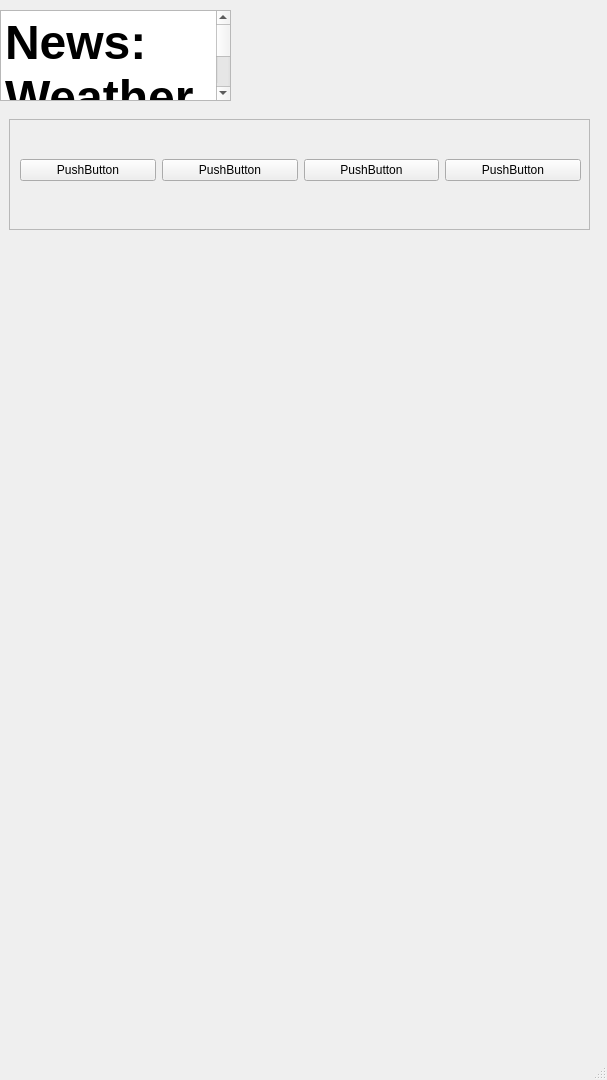
SatvirUppal/4474-Proto-New, file news.ui: the form before one commit.
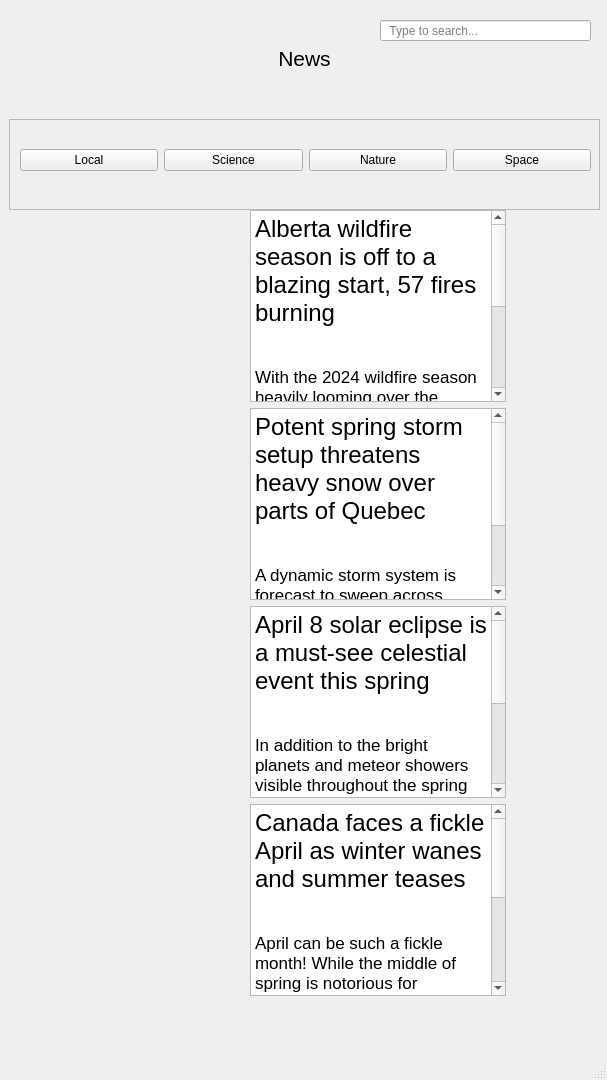
The form after the commit. Icons and pictures are not drawn.

Diff of the .ui file:
```diff
--- a/news.ui
+++ b/news.ui
@@ -26,33 +26,13 @@
    <string>MainWindow</string>
   </property>
   <widget class="QWidget" name="centralwidget">
-   <widget class="QTextEdit" name="textEdit">
-    <property name="geometry">
-     <rect>
-      <x>0</x>
-      <y>10</y>
-      <width>231</width>
-      <height>91</height>
-     </rect>
-    </property>
-    <property name="html">
-     <string>&lt;!DOCTYPE HTML PUBLIC &quot;-//W3C//DTD HTML 4.0//EN&quot; &quot;http://www.w3.org/TR/REC-html40/strict.dtd&quot;&gt;
-&lt;html&gt;&lt;head&gt;&lt;meta name=&quot;qrichtext&quot; content=&quot;1&quot; /&gt;&lt;meta charset=&quot;utf-8&quot; /&gt;&lt;style type=&quot;text/css&quot;&gt;
-p, li { white-space: pre-wrap; }
-hr { height: 1px; border-width: 0; }
-li.unchecked::marker { content: &quot;\2610&quot;; }
-li.checked::marker { content: &quot;\2612&quot;; }
-&lt;/style&gt;&lt;/head&gt;&lt;body style=&quot; font-family:'.AppleSystemUIFont'; font-size:13pt; font-weight:400; font-style:normal;&quot;&gt;
-&lt;p style=&quot; margin-top:0px; margin-bottom:0px; margin-left:0px; margin-right:0px; -qt-block-indent:0; text-indent:0px;&quot;&gt;&lt;span style=&quot; font-size:36pt; font-weight:700;&quot;&gt;News: &lt;br /&gt;Weather Inc.&lt;/span&gt;&lt;/p&gt;&lt;/body&gt;&lt;/html&gt;</string>
-    </property>
-   </widget>
    <widget class="QScrollArea" name="scrollArea">
     <property name="geometry">
      <rect>
       <x>9</x>
       <y>119</y>
-      <width>581</width>
-      <height>111</height>
+      <width>591</width>
+      <height>91</height>
      </rect>
     </property>
     <property name="widgetResizable">
@@ -63,24 +43,24 @@
       <rect>
        <x>0</x>
        <y>0</y>
-       <width>579</width>
-       <height>109</height>
+       <width>589</width>
+       <height>89</height>
       </rect>
      </property>
-     <widget class="QWidget" name="">
+     <widget class="QWidget" name="layoutWidget">
       <property name="geometry">
        <rect>
         <x>10</x>
         <y>0</y>
-        <width>561</width>
-        <height>101</height>
+        <width>571</width>
+        <height>81</height>
        </rect>
       </property>
       <layout class="QGridLayout" name="gridLayout">
        <item row="0" column="2">
         <widget class="QPushButton" name="pushButton_3">
          <property name="text">
-          <string>PushButton</string>
+          <string>Nature</string>
          </property>
         </widget>
        </item>
@@ -93,21 +73,21 @@
           </sizepolicy>
          </property>
          <property name="text">
-          <string>PushButton</string>
+          <string>Local</string>
          </property>
         </widget>
        </item>
        <item row="0" column="3">
         <widget class="QPushButton" name="pushButton_4">
          <property name="text">
-          <string>PushButton</string>
+          <string>Space</string>
          </property>
         </widget>
        </item>
        <item row="0" column="1">
         <widget class="QPushButton" name="pushButton_2">
          <property name="text">
-          <string>PushButton</string>
+          <string>Science</string>
          </property>
         </widget>
        </item>
@@ -115,6 +95,191 @@
      </widget>
     </widget>
    </widget>
+   <widget class="QLabel" name="labelTitle">
+    <property name="geometry">
+     <rect>
+      <x>90</x>
+      <y>40</y>
+      <width>429</width>
+      <height>36</height>
+     </rect>
+    </property>
+    <property name="font">
+     <font>
+      <pointsize>16</pointsize>
+      <bold>false</bold>
+     </font>
+    </property>
+    <property name="text">
+     <string>News</string>
+    </property>
+    <property name="alignment">
+     <set>Qt::AlignCenter</set>
+    </property>
+   </widget>
+   <widget class="QLineEdit" name="searchLineCurr">
+    <property name="geometry">
+     <rect>
+      <x>380</x>
+      <y>20</y>
+      <width>211</width>
+      <height>21</height>
+     </rect>
+    </property>
+    <property name="text">
+     <string/>
+    </property>
+    <property name="placeholderText">
+     <string>  Type to search...</string>
+    </property>
+   </widget>
+   <widget class="QWidget" name="gridLayoutWidget">
+    <property name="geometry">
+     <rect>
+      <x>250</x>
+      <y>210</y>
+      <width>351</width>
+      <height>801</height>
+     </rect>
+    </property>
+    <layout class="QGridLayout" name="gridLayout_2">
+     <property name="sizeConstraint">
+      <enum>QLayout::SetFixedSize</enum>
+     </property>
+     <item row="2" column="0">
+      <widget class="QTextEdit" name="textEdit_3">
+       <property name="html">
+        <string>&lt;!DOCTYPE HTML PUBLIC &quot;-//W3C//DTD HTML 4.0//EN&quot; &quot;http://www.w3.org/TR/REC-html40/strict.dtd&quot;&gt;
+&lt;html&gt;&lt;head&gt;&lt;meta name=&quot;qrichtext&quot; content=&quot;1&quot; /&gt;&lt;meta charset=&quot;utf-8&quot; /&gt;&lt;style type=&quot;text/css&quot;&gt;
+p, li { white-space: pre-wrap; }
+hr { height: 1px; border-width: 0; }
+&lt;/style&gt;&lt;/head&gt;&lt;body style=&quot; font-family:'.AppleSystemUIFont'; font-size:13pt; font-weight:400; font-style:normal;&quot;&gt;
+&lt;p style=&quot; margin-top:0px; margin-bottom:0px; margin-left:0px; margin-right:0px; -qt-block-indent:0; text-indent:0px;&quot;&gt;&lt;span style=&quot; font-family:'Helvetica Neue'; font-size:18pt;&quot;&gt;April 8 solar eclipse is a must-see celestial event this spring&lt;/span&gt;&lt;span style=&quot; font-family:'Helvetica Neue';&quot;&gt;&lt;br /&gt;&lt;/span&gt;&lt;/p&gt;
+&lt;p style=&quot;-qt-paragraph-type:empty; margin-top:0px; margin-bottom:0px; margin-left:0px; margin-right:0px; -qt-block-indent:0; text-indent:0px; font-family:'Helvetica Neue';&quot;&gt;&lt;br /&gt;&lt;/p&gt;
+&lt;p style=&quot; margin-top:0px; margin-bottom:0px; margin-left:0px; margin-right:0px; -qt-block-indent:0; text-indent:0px;&quot;&gt;&lt;span style=&quot; font-family:'Helvetica Neue';&quot;&gt;In addition to the bright planets and meteor showers visible throughout the spring season, a 'once-in-a-lifetime' solar eclipse will darken our daytime sky on April 8.   On March 19, at precisely 11:06 p.m. EDT, the Sun will cross the celestial equator from south to north, signifying the  [earliest start to spring in 128 years].&lt;/span&gt;&lt;/p&gt;&lt;/body&gt;&lt;/html&gt;</string>
+       </property>
+      </widget>
+     </item>
+     <item row="0" column="0">
+      <widget class="QTextEdit" name="textEdit">
+       <property name="html">
+        <string>&lt;!DOCTYPE HTML PUBLIC &quot;-//W3C//DTD HTML 4.0//EN&quot; &quot;http://www.w3.org/TR/REC-html40/strict.dtd&quot;&gt;
+&lt;html&gt;&lt;head&gt;&lt;meta name=&quot;qrichtext&quot; content=&quot;1&quot; /&gt;&lt;meta charset=&quot;utf-8&quot; /&gt;&lt;style type=&quot;text/css&quot;&gt;
+p, li { white-space: pre-wrap; }
+hr { height: 1px; border-width: 0; }
+&lt;/style&gt;&lt;/head&gt;&lt;body style=&quot; font-family:'.AppleSystemUIFont'; font-size:13pt; font-weight:400; font-style:normal;&quot;&gt;
+&lt;p style=&quot; margin-top:0px; margin-bottom:0px; margin-left:0px; margin-right:0px; -qt-block-indent:0; text-indent:0px;&quot;&gt;&lt;span style=&quot; font-family:'Helvetica Neue'; font-size:18pt;&quot;&gt;Alberta wildfire season is off to a blazing start, 57 fires burning&lt;/span&gt;&lt;/p&gt;
+&lt;p style=&quot; margin-top:0px; margin-bottom:0px; margin-left:0px; margin-right:0px; -qt-block-indent:0; text-indent:0px;&quot;&gt;&lt;span style=&quot; font-family:'Helvetica Neue';&quot;&gt;&lt;br /&gt;&lt;/span&gt;&lt;/p&gt;
+&lt;p style=&quot; margin-top:0px; margin-bottom:0px; margin-left:0px; margin-right:0px; -qt-block-indent:0; text-indent:0px;&quot;&gt;&lt;span style=&quot; font-family:'Helvetica Neue';&quot;&gt;With the 2024 wildfire season heavily looming over the backs of Canadians after last year’s historic wildfire season, none will be feeling the pressure more than Western Canada. &lt;/span&gt;&lt;a href=&quot;https://www.theweathernetwork.com/en/news/weather/severe/whats-the-recipe-for-a-severe-drought-in-western-canada&quot;&gt;&lt;span style=&quot; font-family:'Helvetica Neue'; text-decoration: underline; color:#094fd1;&quot;&gt;Widespread drought&lt;/span&gt;&lt;/a&gt;&lt;span style=&quot; font-family:'Helvetica Neue';&quot;&gt;, low snow-pack levels, and warm temperatures have many people fearing for what this season will bring. &lt;/span&gt; &lt;/p&gt;&lt;/body&gt;&lt;/html&gt;</string>
+       </property>
+      </widget>
+     </item>
+     <item row="1" column="0">
+      <widget class="QTextEdit" name="textEdit_2">
+       <property name="html">
+        <string>&lt;!DOCTYPE HTML PUBLIC &quot;-//W3C//DTD HTML 4.0//EN&quot; &quot;http://www.w3.org/TR/REC-html40/strict.dtd&quot;&gt;
+&lt;html&gt;&lt;head&gt;&lt;meta name=&quot;qrichtext&quot; content=&quot;1&quot; /&gt;&lt;meta charset=&quot;utf-8&quot; /&gt;&lt;style type=&quot;text/css&quot;&gt;
+p, li { white-space: pre-wrap; }
+hr { height: 1px; border-width: 0; }
+&lt;/style&gt;&lt;/head&gt;&lt;body style=&quot; font-family:'.AppleSystemUIFont'; font-size:13pt; font-weight:400; font-style:normal;&quot;&gt;
+&lt;p style=&quot; margin-top:0px; margin-bottom:0px; margin-left:0px; margin-right:0px; -qt-block-indent:0; text-indent:0px;&quot;&gt;&lt;span style=&quot; font-family:'Helvetica Neue'; font-size:18pt;&quot;&gt;Potent spring storm setup threatens heavy snow over parts of Quebec&lt;/span&gt;&lt;/p&gt;
+&lt;p style=&quot; margin-top:0px; margin-bottom:0px; margin-left:0px; margin-right:0px; -qt-block-indent:0; text-indent:0px;&quot;&gt;&lt;span style=&quot; font-family:'Helvetica Neue';&quot;&gt;&lt;br /&gt;&lt;/span&gt;&lt;/p&gt;
+&lt;p style=&quot; margin-top:0px; margin-bottom:0px; margin-left:0px; margin-right:0px; -qt-block-indent:0; text-indent:0px;&quot;&gt;&lt;span style=&quot; font-family:'Helvetica Neue';&quot;&gt;A dynamic storm system is forecast to sweep across Quebec this week, bringing with it the potential for rain, gusty winds, and heavy snow. Travel disruptions and power outages are possible   &lt;/span&gt; &lt;/p&gt;&lt;/body&gt;&lt;/html&gt;</string>
+       </property>
+      </widget>
+     </item>
+     <item row="3" column="0">
+      <widget class="QTextEdit" name="textEdit_4">
+       <property name="html">
+        <string>&lt;!DOCTYPE HTML PUBLIC &quot;-//W3C//DTD HTML 4.0//EN&quot; &quot;http://www.w3.org/TR/REC-html40/strict.dtd&quot;&gt;
+&lt;html&gt;&lt;head&gt;&lt;meta name=&quot;qrichtext&quot; content=&quot;1&quot; /&gt;&lt;meta charset=&quot;utf-8&quot; /&gt;&lt;style type=&quot;text/css&quot;&gt;
+p, li { white-space: pre-wrap; }
+hr { height: 1px; border-width: 0; }
+&lt;/style&gt;&lt;/head&gt;&lt;body style=&quot; font-family:'.AppleSystemUIFont'; font-size:13pt; font-weight:400; font-style:normal;&quot;&gt;
+&lt;p style=&quot; margin-top:0px; margin-bottom:0px; margin-left:0px; margin-right:0px; -qt-block-indent:0; text-indent:0px;&quot;&gt;&lt;span style=&quot; font-family:'Helvetica Neue'; font-size:18pt;&quot;&gt;Canada faces a fickle April as winter wanes and summer teases&lt;/span&gt;&lt;/p&gt;
+&lt;p style=&quot; margin-top:0px; margin-bottom:0px; margin-left:0px; margin-right:0px; -qt-block-indent:0; text-indent:0px;&quot;&gt;&lt;span style=&quot; font-family:'Helvetica Neue';&quot;&gt;&lt;br /&gt;&lt;/span&gt;&lt;/p&gt;
+&lt;p style=&quot; margin-top:0px; margin-bottom:0px; margin-left:0px; margin-right:0px; -qt-block-indent:0; text-indent:0px;&quot;&gt;&lt;span style=&quot; font-family:'Helvetica Neue';&quot;&gt;April can be such a fickle month! While the middle of spring is notorious for delivering  [parting shots from winter](https://www.theweathernetwork.com/en/news/weather/forecasts/reality-check-april-is-never-really-that-nice-canada) , it’ll also tease us with brief tastes of summer-like warmth from time to time. Sometimes, we’ll see both within a few days!   &lt;/span&gt; &lt;/p&gt;&lt;/body&gt;&lt;/html&gt;</string>
+       </property>
+      </widget>
+     </item>
+    </layout>
+   </widget>
+   <widget class="QLabel" name="label">
+    <property name="geometry">
+     <rect>
+      <x>10</x>
+      <y>230</y>
+      <width>231</width>
+      <height>151</height>
+     </rect>
+    </property>
+    <property name="text">
+     <string/>
+    </property>
+    <property name="pixmap">
+     <pixmap>newsImgs/albertaFires.png</pixmap>
+    </property>
+    <property name="scaledContents">
+     <bool>true</bool>
+    </property>
+   </widget>
+   <widget class="QLabel" name="label_2">
+    <property name="geometry">
+     <rect>
+      <x>10</x>
+      <y>430</y>
+      <width>231</width>
+      <height>151</height>
+     </rect>
+    </property>
+    <property name="text">
+     <string/>
+    </property>
+    <property name="pixmap">
+     <pixmap>newsImgs/springStorm.png</pixmap>
+    </property>
+    <property name="scaledContents">
+     <bool>true</bool>
+    </property>
+   </widget>
+   <widget class="QLabel" name="label_3">
+    <property name="geometry">
+     <rect>
+      <x>10</x>
+      <y>640</y>
+      <width>231</width>
+      <height>151</height>
+     </rect>
+    </property>
+    <property name="text">
+     <string/>
+    </property>
+    <property name="pixmap">
+     <pixmap>newsImgs/solarEclipse.png</pixmap>
+    </property>
+    <property name="scaledContents">
+     <bool>true</bool>
+    </property>
+   </widget>
+   <widget class="QLabel" name="label_4">
+    <property name="geometry">
+     <rect>
+      <x>10</x>
+      <y>840</y>
+      <width>231</width>
+      <height>151</height>
+     </rect>
+    </property>
+    <property name="text">
+     <string/>
+    </property>
+    <property name="pixmap">
+     <pixmap>newsImgs/ficke.png</pixmap>
+    </property>
+    <property name="scaledContents">
+     <bool>true</bool>
+    </property>
+   </widget>
   </widget>
   <widget class="QMenuBar" name="menubar">
    <property name="geometry">
```
Left out of the diff: 10 changed lines with no effect on the pictures.
